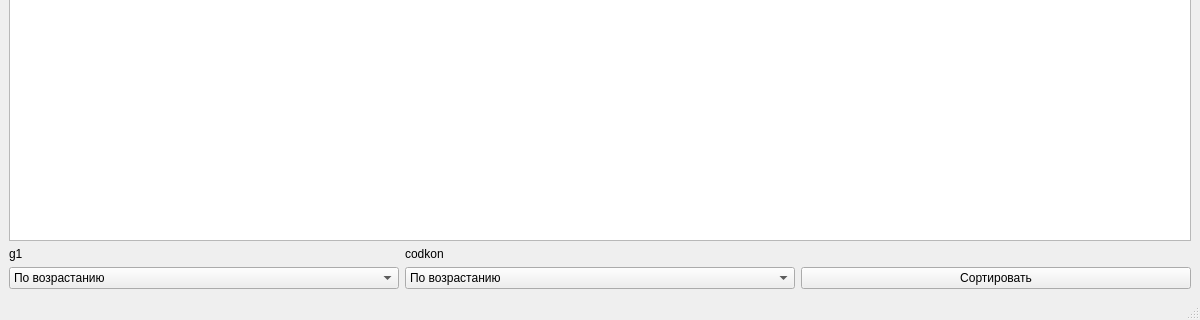
Above: ProjSortWindow.ui from BITLIFASON/Support_Of_Competitions_For_Grants before the change; both pictures show x 0 to 1200 and y 480 to 800 of the 1200 by 800 pixel window. Below: the same form after it.
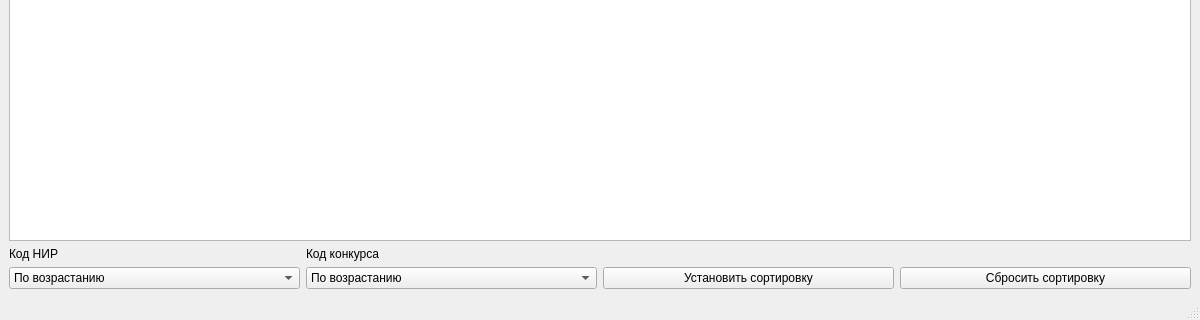
That is the form after the change.

The edit to the form file:
```diff
--- a/ProjSortWindow.ui
+++ b/ProjSortWindow.ui
@@ -24,14 +24,14 @@
     <item row="1" column="0">
      <widget class="QLabel" name="label">
       <property name="text">
-       <string>g1</string>
+       <string>Код НИР</string>
       </property>
      </widget>
     </item>
     <item row="1" column="1">
      <widget class="QLabel" name="label_2">
       <property name="text">
-       <string>codkon</string>
+       <string>Код конкурса</string>
       </property>
      </widget>
     </item>
@@ -66,10 +66,20 @@
     <item row="2" column="2">
      <widget class="QPushButton" name="push_button_sort">
       <property name="text">
-       <string>Сортировать</string>
+       <string>Установить сортировку</string>
       </property>
      </widget>
     </item>
+    <item row="2" column="3">
+     <widget class="QPushButton" name="push_button_sort_reset">
+      <property name="text">
+       <string>Сбросить сортировку</string>
+      </property>
+     </widget>
+    </item>
+    <item row="0" column="0" colspan="4">
+     <widget class="QTableView" name="tableView"/>
+    </item>
    </layout>
   </widget>
   <widget class="QMenuBar" name="menubar">
```
Left out of the diff: 25 changed lines with no effect on the pictures.
